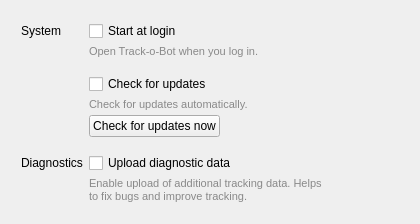
Before: the Qt Designer form src/ui/SettingsWidget.ui in stevschmid/track-o-bot, drawn with Qt 5.
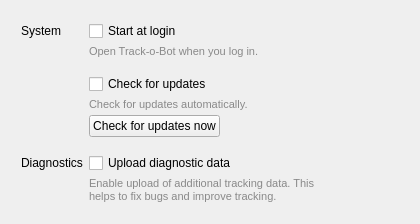
After: the same form once the commit is applied.

Diff of the .ui file:
```diff
--- a/src/ui/SettingsWidget.ui
+++ b/src/ui/SettingsWidget.ui
@@ -139,7 +139,7 @@
      <item row="10" column="1">
       <widget class="QLabel" name="metadataDescription">
        <property name="text">
-        <string>Enable upload of additional tracking data. Helps to fix bugs and improve tracking.</string>
+        <string>Enable upload of additional tracking data. This helps to fix bugs and improve tracking.</string>
        </property>
        <property name="wordWrap">
         <bool>true</bool>
```
